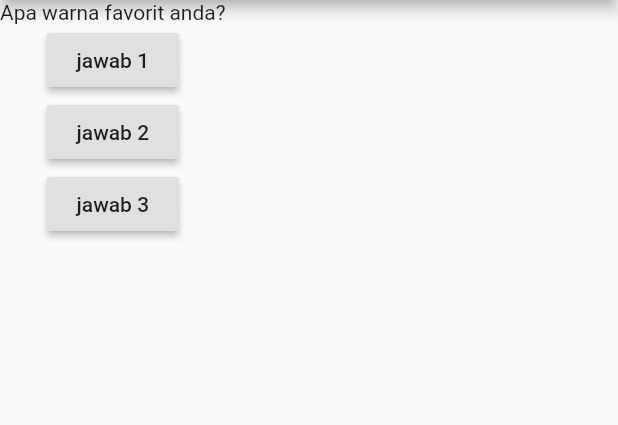
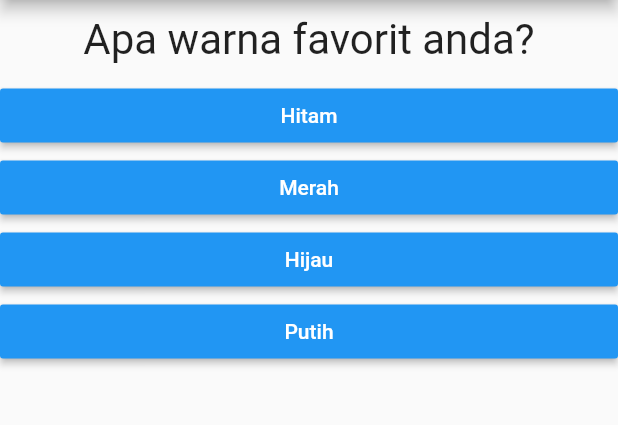
Before and after one commit to GusArdhi/Modul_Pratikum_4, a Flutter app: the screen it shows after launch, on a phone screen of 412 x 824 dp, the part 84-509 px from its top. Run offline on Flutter 3.47's test engine with Material 2 defaults, Android fonts, the phone set to English and light mode, and no system bars.

```diff
--- /dev/null
+++ b/lib/answer.dart
@@ -0,0 +1,21 @@
+import 'package:flutter/material.dart';
+
+class Answer extends StatelessWidget {
+  final Function selectHandler;
+  final String answerText;
+
+  Answer(this.selectHandler, this.answerText);
+
+  @override
+  Widget build(BuildContext context) {
+    return Container(
+      width: double.infinity,
+      child: RaisedButton(
+        color: Colors.blue,
+        textColor: Colors.white,
+        child: Text(answerText),
+        onPressed: selectHandler,
+      ),
+    );
+  }
+}
--- a/lib/main.dart
+++ b/lib/main.dart
@@ -1,5 +1,7 @@
 import 'package:flutter/material.dart';
 
+import './quiz.dart';
+import './result.dart';
 // void main() {
 //   runApp(MyApp());
 // }
@@ -9,52 +11,63 @@ void main() => runApp(MyApp());
 class MyApp extends StatefulWidget {
   @override
   State<StatefulWidget> createState() {
+    // TODO: implement createState
     return _MyAppState();
   }
 }
 
 class _MyAppState extends State<MyApp> {
+  final _questions = const [
+    {
+      'questionText': 'Apa warna favorit anda?',
+      'answers': ['Hitam', 'Merah', 'Hijau', 'Putih'],
+    },
+    {
+      'questionText': 'Apa peliharaan favorit anda?',
+      'answers': ['Anjing', 'kucing', 'Burung', 'Ular'],
+    },
+    {
+      'questionText': 'Berapa jumlah peliharaan anda?',
+      'answers': ['1 ekor', '2 ekor', '3 ekor', '4 ekor'],
+    },
+  ];
   var _questionIndex = 0;
 
   void _answerQuestion() {
+    // var aBool = true;
+    // aBool = false;
+
     setState(() {
       _questionIndex = _questionIndex + 1;
     });
     print(_questionIndex);
+    if (_questionIndex < _questions.length) {
+      print('Kita masih punya pertanyaan!');
+    } else {
+      print('tidak ada pertanyaan lagi!');
+    }
   }
 
   @override
   Widget build(BuildContext context) {
-    var questions = [
-      'Apa warna favorit anda?',
-      'apa peliharaan favorit anda?',
-    ];
+    // var dummy = const ['Hello'];
+    // dummy.add('Max');
+    // print(dummy);
+    // dummy = [];
+    // questions = []; // does not work if questions is a const
+
     return MaterialApp(
       home: Scaffold(
         appBar: AppBar(
           title: Text('Aplikasi quiz'),
         ),
-        body: Column(
-          children: [
-            Text(
-              questions[_questionIndex],
-            ),
-            RaisedButton(
-              child: Text('jawab 1'),
-              onPressed: _answerQuestion,
-            ),
-            RaisedButton(
-              child: Text('jawab 2'),
-              onPressed: () => print('jawab 2 dipilih!'),
-            ),
-            RaisedButton(
-              child: Text('jawab 3'),
-              onPressed: () {
-                print('jawab 3 dipilih');
-              },
-            ),
-          ],
-        ),
+        body: _questionIndex < _questions.length
+            ? Quiz(
+                answerQuestion: _answerQuestion,
+                questionIndex: _questionIndex,
+                questions: _questions,
+              )
+            : Result(),
       ),
     );
   }
--- /dev/null
+++ b/lib/question.dart
@@ -0,0 +1,20 @@
+import 'package:flutter/material.dart';
+
+class Question extends StatelessWidget {
+  final String questionText;
+
+  Question(this.questionText);
+
+  @override
+  Widget build(BuildContext context) {
+    return Container(
+      width: double.infinity,
+      margin: EdgeInsets.all(10),
+      child: Text(
+        questionText,
+        style: TextStyle(fontSize: 28),
+        textAlign: TextAlign.center,
+      ),
+    );
+  }
+}
--- /dev/null
+++ b/lib/quiz.dart
@@ -0,0 +1,30 @@
+import 'package:flutter/material.dart';
+
+import './question.dart';
+import './answer.dart';
+
+class Quiz extends StatelessWidget {
+  final List<Map<String, Object>> questions;
+  final int questionIndex;
+  final Function answerQuestion;
+
+  Quiz({
+    @required this.questions,
+    @required this.answerQuestion,
+    @required this.questionIndex,
+  });
+
+  @override
+  Widget build(BuildContext context) {
+    return Column(
+      children: [
+        Question(
+          questions[questionIndex]['questionText'],
+        ),
+        ...(questions[questionIndex]['answers'] as List<String>).map((answer) {
+          return Answer(answerQuestion, answer);
+        }).toList()
+      ],
+    );
+  }
+}
--- /dev/null
+++ b/lib/result.dart
@@ -0,0 +1,10 @@
+import 'package:flutter/material.dart';
+
+class Result extends StatelessWidget {
+  @override
+  Widget build(BuildContext context) {
+    return Center(
+      child: Text('Anda berhasil!'),
+    );
+  }
+}
```
